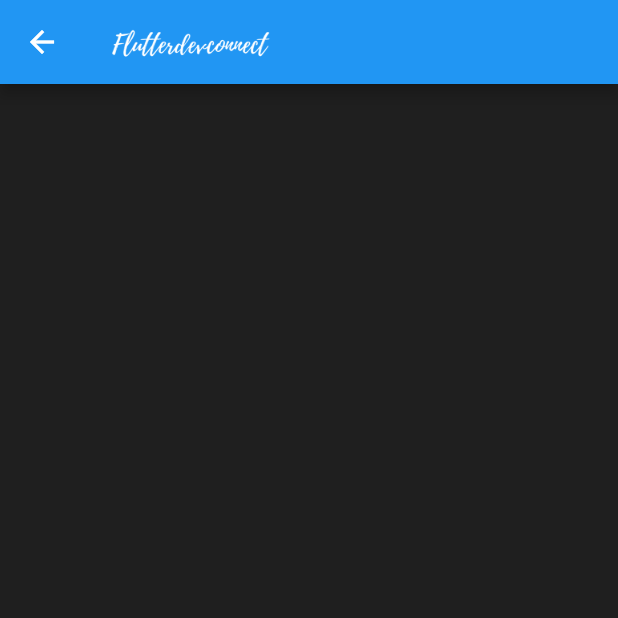
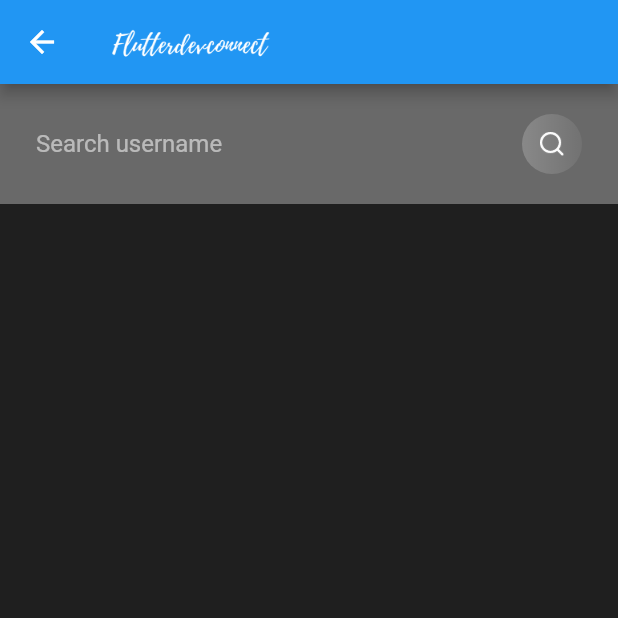
Before and after one commit to Antenor452/Flutter_Chat-_App, a Flutter app: the SearchScreen screen opened directly, on a phone screen of 412 x 824 dp, the top half of it. Run offline on Flutter 3.47's test engine with Material 2 defaults, Android fonts, the phone set to English and light mode, and no system bars; our stand-ins replace firebase_auth, firebase_core; accounts and stored records are empty.

Commit message:
Creating databasemethods

```diff
--- a/lib/views/search.dart
+++ b/lib/views/search.dart
@@ -9,10 +9,42 @@ class SearchScreen extends StatefulWidget {
 }
 
 class _SearchScreenState extends State<SearchScreen> {
+  TextEditingController searchtext = TextEditingController();
   @override
   Widget build(BuildContext context) {
     return Scaffold(
       appBar: appBarMain(context),
+      body: Container(
+        child: Column(children: [
+          Container(
+            color: const Color(0x54FFFFFF),
+            padding: const EdgeInsets.symmetric(horizontal: 24, vertical: 16),
+            child: Row(
+              children: [
+                Expanded(
+                    child: TextFormField(
+                        controller: searchtext,
+                        style: const TextStyle(color: Colors.white),
+                        decoration: const InputDecoration(
+                            hintText: "Search username",
+                            hintStyle: TextStyle(color: Colors.white54),
+                            border: InputBorder.none))),
+                Container(
+                    height: 40,
+                    width: 40,
+                    decoration: BoxDecoration(
+                        gradient: const LinearGradient(colors: [
+                          Color(0x36FFFFFF),
+                          Color(0x0FFFFFFF),
+                        ]),
+                        borderRadius: BorderRadius.circular(48)),
+                    padding: const EdgeInsets.all(12),
+                    child: Image.asset("assets/images/search_white.png"))
+              ],
+            ),
+          ),
+        ]),
+      ),
     );
   }
 }
```
Also changed, not shown: lib/services/database.dart (added).
